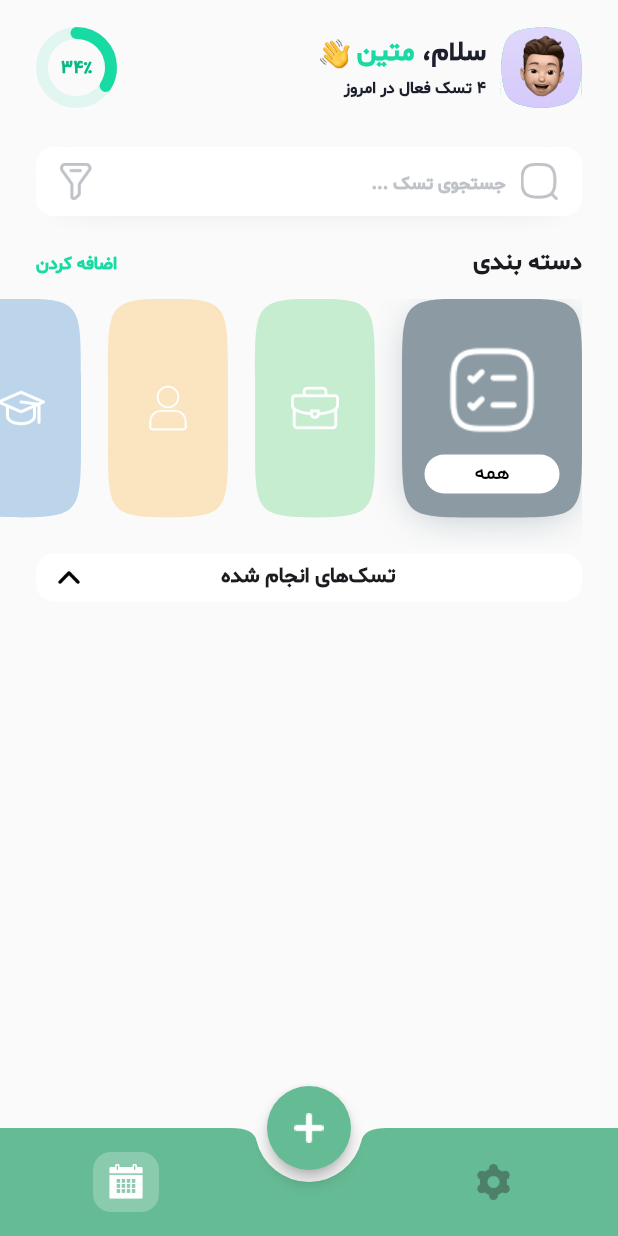
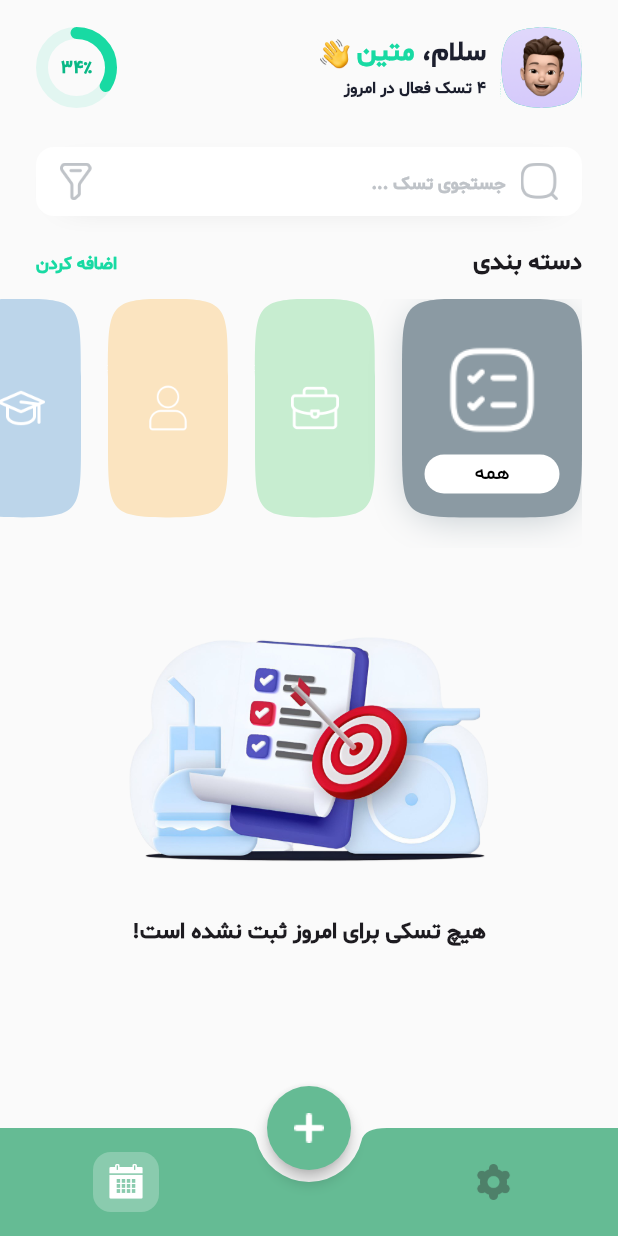
Before and after one commit to matinnajafi/todo_app, a Flutter app: the TaskScreen screen opened by its route, on a phone screen of 412 x 824 dp. Run offline on Flutter 3.47's test engine with Material 3 defaults, Android fonts, the light colour scheme and no system bars; drawn by our look-alikes of percent_indicator; our stand-ins replace bloc, flutter_bloc, flutter_slidable, go_router, hive, hive_flutter and 1 more; missing offline and left inert: day_night_time_picker; accounts and stored records are empty.

Commit message:
Implement BLoC pattern for task management and add task functionality

```diff
--- /dev/null
+++ b/devtools_options.yaml
@@ -0,0 +1,3 @@
+description: This file stores settings for Dart & Flutter DevTools.
+documentation: https://docs.flutter.dev/tools/devtools/extensions#configure-extension-enablement-states
+extensions:
--- a/lib/main.dart
+++ b/lib/main.dart
@@ -1,10 +1,14 @@
 import 'package:flutter/material.dart';
+import 'package:flutter_bloc/flutter_bloc.dart';
 import 'package:hive_flutter/adapters.dart';
 import 'package:todo_app/core/constants/hive_box_names.dart';
 import 'package:todo_app/core/routing/go_router.dart';
 import 'package:todo_app/data/models/task.dart';
 import 'package:todo_app/data/models/task_type.dart';
 import 'package:todo_app/data/models/task_type_enum.dart';
+import 'package:todo_app/data/services/task_services.dart';
+import 'package:todo_app/presentation/tasks/bloc/task_bloc.dart';
+import 'package:todo_app/presentation/tasks/bloc/task_event.dart';
 
 void main() async {
   // initialize hive
@@ -19,7 +23,16 @@ void main() async {
   // open boxes
   await Hive.openBox<Task>(taskBoxName);
 
-  runApp(const MyApp());
+  runApp(
+    MultiBlocProvider(
+      providers: [
+        BlocProvider(
+          create: (_) => TaskBloc(TaskService())..add(LoadTasksEvent()),
+        ),
+      ],
+      child: const MyApp(),
+    ),
+  );
 }
 
 class MyApp extends StatelessWidget {
--- /dev/null
+++ b/lib/presentation/tasks/bloc/task_bloc.dart
@@ -0,0 +1,26 @@
+import 'package:bloc/bloc.dart';
+import 'package:todo_app/data/services/task_services.dart';
+
+import 'task_event.dart';
+import 'task_state.dart';
+
+class TaskBloc extends Bloc<TaskEvent, TaskState> {
+  final TaskService taskService;
+
+  TaskBloc(this.taskService) : super(TaskInitial()) {
+    on<LoadTasksEvent>((event, emit) {
+      emit(TaskLoading());
+      try {
+        final tasks = taskService.getAllTasks();
+        emit(TaskLoaded(tasks));
+      } catch (e) {
+        emit(TaskError('Failed to load tasks'));
+      }
+    });
+
+    on<AddTaskEvent>((event, emit) {
+      taskService.addTask(title: event.title, subtitle: event.subtitle);
+      add(LoadTasksEvent()); // refresh list
+    });
+  }
+}
--- /dev/null
+++ b/lib/presentation/tasks/bloc/task_event.dart
@@ -0,0 +1,10 @@
+abstract class TaskEvent {}
+
+class LoadTasksEvent extends TaskEvent {}
+
+class AddTaskEvent extends TaskEvent {
+  final String title;
+  final String subtitle;
+
+  AddTaskEvent(this.title, this.subtitle);
+}
--- /dev/null
+++ b/lib/presentation/tasks/bloc/task_state.dart
@@ -0,0 +1,19 @@
+import 'package:todo_app/data/models/task.dart';
+
+abstract class TaskState {}
+
+class TaskInitial extends TaskState {}
+
+class TaskLoading extends TaskState {}
+
+class TaskLoaded extends TaskState {
+  final List<Task> tasks;
+
+  TaskLoaded(this.tasks);
+}
+
+class TaskError extends TaskState {
+  final String message;
+
+  TaskError(this.message);
+}
--- a/lib/presentation/tasks/screens/task_screen.dart
+++ b/lib/presentation/tasks/screens/task_screen.dart
@@ -1,10 +1,8 @@
 import 'package:flutter/material.dart';
-import 'package:hive/hive.dart';
+import 'package:flutter_bloc/flutter_bloc.dart';
 import 'package:todo_app/core/constants/app_colors.dart';
-import 'package:todo_app/core/constants/hive_box_names.dart';
-import 'package:todo_app/data/models/task.dart';
-import 'package:todo_app/data/models/task_type.dart';
-import 'package:todo_app/data/models/task_type_enum.dart';
+import 'package:todo_app/presentation/tasks/bloc/task_bloc.dart';
+import 'package:todo_app/presentation/tasks/bloc/task_state.dart';
 import 'package:todo_app/presentation/tasks/widgets/category_list.dart';
 import 'package:todo_app/presentation/tasks/widgets/category_list_title.dart';
 import 'package:todo_app/presentation/tasks/widgets/search_box.dart';
@@ -21,15 +19,21 @@ class TaskScreen extends StatefulWidget {
 class _TaskScreenState extends State<TaskScreen> {
   bool isDoneTasksExpanded = false;
 
-  var taskbox = Hive.box<Task>(taskBoxName);
-
   @override
   Widget build(BuildContext context) {
     return Scaffold(
       backgroundColor: backgroundColor,
       body: SafeArea(
-        child: CustomScrollView(
-          physics: BouncingScrollPhysics(),
+        child: BlocBuilder<TaskBloc, TaskState>(
+          builder: (context, state) {
+            if (state is TaskLoading) {
+              return const Center(child: CircularProgressIndicator());
+            } else if (state is TaskLoaded) {
+              final activeTasks = state.tasks.where((t) => !t.isDone).toList();
+              final doneTasks = state.tasks.where((t) => t.isDone).toList();
+
+              return CustomScrollView(
+                physics: const BouncingScrollPhysics(),
                 slivers: [
                   const SliverToBoxAdapter(child: UserInfo()),
                   const SliverPadding(padding: EdgeInsets.only(bottom: 26)),
@@ -39,15 +43,28 @@ class _TaskScreenState extends State<TaskScreen> {
                   const SliverPadding(padding: EdgeInsets.only(bottom: 12)),
                   const SliverToBoxAdapter(child: CategoryList()),
                   const SliverPadding(padding: EdgeInsets.only(bottom: 4)),
+
+                  // Active Tasks
+                  if (activeTasks.isEmpty)
+                    const SliverToBoxAdapter(child: EmptyListBadge())
+                  else
                     SliverList(
-              delegate: SliverChildBuilderDelegate((context, index) {
-                var task = taskbox.values.toList()[index];
-                return TaskWidget(task: task);
-              }, childCount: taskbox.values.length),
+                      delegate: SliverChildBuilderDelegate(
+                        (context, index) =>
+                            TaskWidget(task: activeTasks[index]),
+                        childCount: activeTasks.length,
                       ),
+                    ),
+
+                  // Done Tasks Toggle
+                  if (activeTasks.isNotEmpty)
                     SliverToBoxAdapter(
                       child: Padding(
-                padding: const EdgeInsets.only(right: 24, left: 24, bottom: 12),
+                        padding: const EdgeInsets.only(
+                          right: 24,
+                          left: 24,
+                          bottom: 12,
+                        ),
                         child: GestureDetector(
                           onTap: () {
                             setState(() {
@@ -62,20 +79,22 @@ class _TaskScreenState extends State<TaskScreen> {
                               borderRadius: BorderRadius.circular(12),
                             ),
                             child: Padding(
-                      padding: const EdgeInsets.symmetric(horizontal: 12),
+                              padding: const EdgeInsets.symmetric(
+                                horizontal: 12,
+                              ),
                               child: Row(
-                        mainAxisAlignment: MainAxisAlignment.spaceBetween,
+                                mainAxisAlignment:
+                                    MainAxisAlignment.spaceBetween,
                                 children: [
                                   AnimatedRotation(
-                            turns:
-                                isDoneTasksExpanded
-                                    ? -0.5
-                                    : 0.0, // 180° or default
+                                    turns: isDoneTasksExpanded ? -0.5 : 0.0,
                                     duration: const Duration(milliseconds: 250),
                                     child: SizedBox(
                                       height: 20,
                                       width: 20,
-                              child: Image.asset('images/black_arrow.png'),
+                                      child: Image.asset(
+                                        'images/black_arrow.png',
+                                      ),
                                     ),
                                   ),
                                   const Text(
@@ -96,7 +115,6 @@ class _TaskScreenState extends State<TaskScreen> {
                                               onPressed: () {
                                                 setState(() {
                                                   isDoneTasksExpanded = false;
-                                          // clear done task list
                                                 });
                                               },
                                               icon: Image.asset(
@@ -112,39 +130,53 @@ class _TaskScreenState extends State<TaskScreen> {
                         ),
                       ),
                     ),
+
+                  // Done Tasks List
                   if (isDoneTasksExpanded)
                     SliverList(
                       delegate: SliverChildBuilderDelegate(
-                  (context, index) => Column(
-                    children: [
-                      Opacity(
+                        (context, index) => Opacity(
                           opacity: 0.5,
                           child: IgnorePointer(
-                          child: TaskWidget(
-                            task: Task(
-                              title: 'done task',
-                              subtitle: 'this is done task',
-                              time: DateTime.now(),
-                              taskType: TaskType(
-                                image: 'images/work_man.png',
-                                title: 'work',
-                                taskTypeEnum: TaskTypeEnum.work,
-                              ),
-                              isNotifOn: false,
+                            child: TaskWidget(task: doneTasks[index]),
                           ),
                         ),
+                        childCount: doneTasks.length,
                       ),
                     ),
-                      SizedBox(height: 1),
-                    ],
-                  ),
-                  childCount: 2,
-                ),
-              ),
+
                   const SliverPadding(padding: EdgeInsets.only(bottom: 24)),
                 ],
+              );
+            } else if (state is TaskError) {
+              return Center(child: Text(state.message));
+            }
+
+            return const SizedBox();
+          },
         ),
       ),
     );
   }
 }
+
+class EmptyListBadge extends StatelessWidget {
+  const EmptyListBadge({super.key});
+
+  @override
+  Widget build(BuildContext context) {
+    return Column(
+      mainAxisAlignment: MainAxisAlignment.center,
+      crossAxisAlignment: CrossAxisAlignment.center,
+      mainAxisSize: MainAxisSize.min,
+      children: [
+        const SizedBox(height: 22),
+        SizedBox(height: 220, child: Image.asset('images/empty_list.png')),
+        const Text(
+          '!هیچ تسکی برای امروز ثبت نشده است',
+          style: TextStyle(fontWeight: FontWeight.w700, fontSize: 15),
+        ),
+      ],
+    );
+  }
+}
--- a/lib/presentation/tasks/widgets/task_buttons.dart
+++ b/lib/presentation/tasks/widgets/task_buttons.dart
@@ -1,11 +1,12 @@
 import 'package:flutter/material.dart';
+import 'package:flutter_bloc/flutter_bloc.dart';
 import 'package:go_router/go_router.dart';
 import 'package:todo_app/core/routing/app_route.dart';
-import 'package:todo_app/data/models/task_type_enum.dart';
-import 'package:todo_app/data/services/task_services.dart';
+import 'package:todo_app/presentation/tasks/bloc/task_bloc.dart';
+import 'package:todo_app/presentation/tasks/bloc/task_event.dart';
 
 class AddTaskButton extends StatelessWidget {
-  AddTaskButton({
+  const AddTaskButton({
     super.key,
     required this.taskTitleController,
     required this.taskSubTitleController,
@@ -14,8 +15,6 @@ class AddTaskButton extends StatelessWidget {
   final TextEditingController taskTitleController;
   final TextEditingController taskSubTitleController;
 
-  final TaskService _taskService = TaskService();
-
   @override
   Widget build(BuildContext context) {
     return ElevatedButton(
@@ -23,6 +22,7 @@ class AddTaskButton extends StatelessWidget {
         final title = taskTitleController.text.trim();
         final subtitle = taskSubTitleController.text.trim();
 
+        // validate input
         if (title.isEmpty || subtitle.isEmpty) {
           ScaffoldMessenger.of(context).showSnackBar(
             const SnackBar(content: Text('عنوان و توضیحات نباید خالی باشند')),
@@ -30,12 +30,14 @@ class AddTaskButton extends StatelessWidget {
           return;
         }
 
-        _taskService.addTask(
-          title: title,
-          subtitle: subtitle,
-          type: TaskTypeEnum.work, // You can make this dynamic later
-        );
+        // add task process
+        context.read<TaskBloc>().add(AddTaskEvent(title, subtitle));
 
+        // Clear the text fields after adding the task
+        taskTitleController.clear();
+        taskSubTitleController.clear();
+
+        // Navigate back to the task list screen
         context.goNamed(AppRoute.task.name);
       },
       style: ElevatedButton.styleFrom(
--- a/pubspec.yaml
+++ b/pubspec.yaml
@@ -42,6 +42,8 @@ dependencies:
   animations: ^2.1.0
   hive: ^2.2.3
   hive_flutter: ^1.1.0
+  bloc: ^9.1.0
+  flutter_bloc: ^9.1.1
 
 dev_dependencies:
   flutter_test:
```
Also changed, not shown: images/empty_list.png (added), pubspec.lock. Lines whose indentation alone changed are shown as unchanged.
